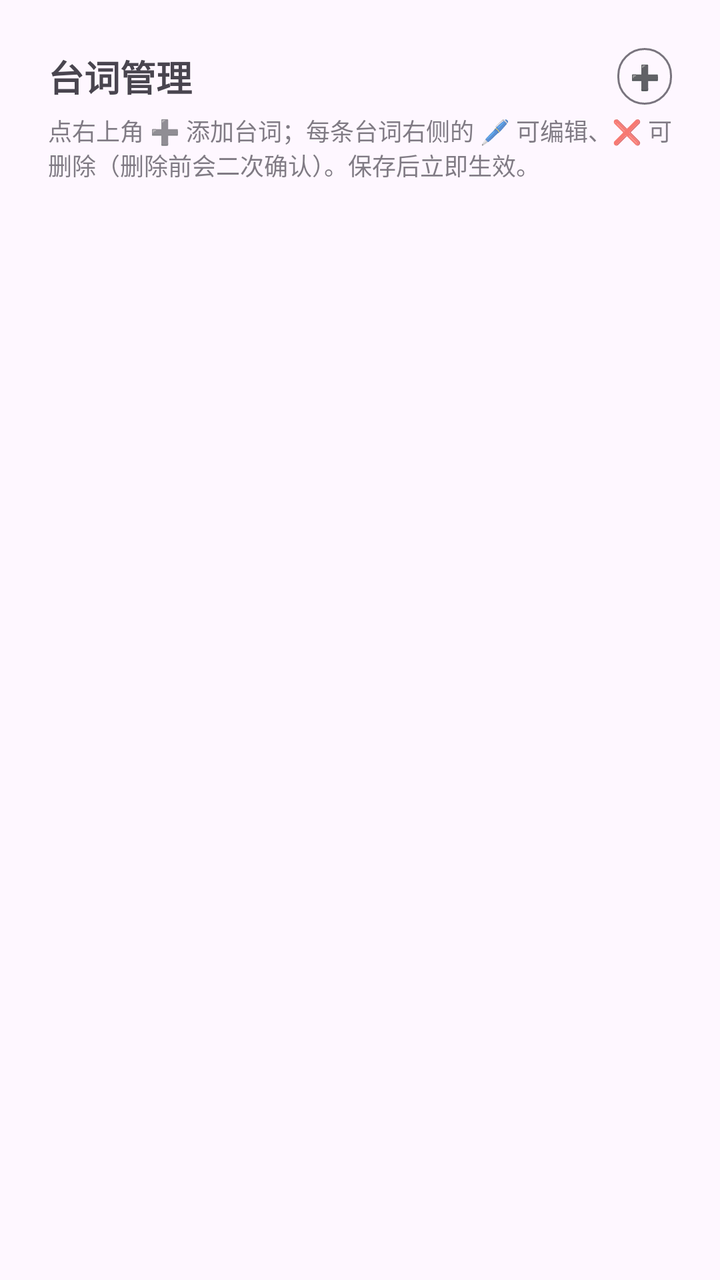
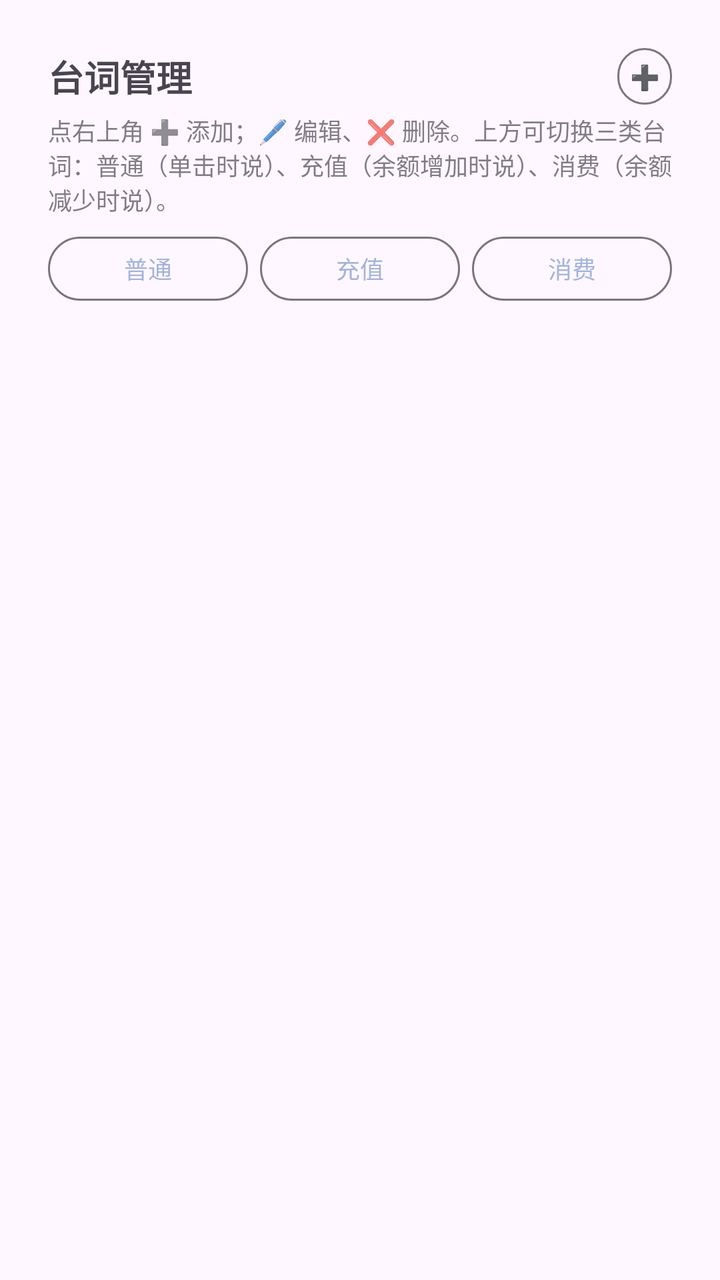

An Android layout rendered at two revisions. The XML below is the earlier revision; the diff shows what the commit changed to produce the second picture.
<!-- AndroidManifest.xml: application theme Theme.WhalePet -->
<!-- res/layout/page_lines.xml -->
<?xml version="1.0" encoding="utf-8"?>
<ScrollView xmlns:android="http://schemas.android.com/apk/res/android"
    android:layout_width="match_parent"
    android:layout_height="match_parent"
    android:fillViewport="true">

    <LinearLayout
        android:layout_width="match_parent"
        android:layout_height="wrap_content"
        android:orientation="vertical"
        android:padding="24dp">

        
        <LinearLayout
            android:layout_width="match_parent"
            android:layout_height="wrap_content"
            android:gravity="center_vertical"
            android:orientation="horizontal">

            <TextView
                android:layout_width="0dp"
                android:layout_height="wrap_content"
                android:layout_weight="1"
                android:text="@string/lines_title"
                android:textSize="18sp"
                android:textStyle="bold" />

            <Button
                android:id="@+id/btn_add_line"
                style="?attr/materialButtonOutlinedStyle"
                android:layout_width="wrap_content"
                android:layout_height="wrap_content"
                android:contentDescription="@string/add_line_hint"
                android:insetBottom="0dp"
                android:insetTop="0dp"
                android:minHeight="28dp"
                android:minWidth="0dp"
                android:paddingLeft="6dp"
                android:paddingRight="6dp"
                android:text="➕"
                android:textSize="12sp" />
        </LinearLayout>

        <TextView
            android:layout_width="match_parent"
            android:layout_height="wrap_content"
            android:layout_marginTop="4dp"
            android:alpha="0.7"
            android:text="@string/lines_hint"
            android:textSize="12sp" />

        <LinearLayout
            android:id="@+id/ll_lines"
            android:layout_width="match_parent"
            android:layout_height="wrap_content"
            android:layout_marginTop="12dp"
            android:orientation="vertical" />
    </LinearLayout>
</ScrollView>
<!-- resources referenced by this layout -->
<resources>
  <string name="add_line_hint">添加台词</string>
  <string name="lines_hint">点右上角 ➕ 添加台词；每条台词右侧的 🖊 可编辑、❌ 可删除（删除前会二次确认）。保存后立即生效。</string>
  <string name="lines_title">台词管理</string>
  <style name="Theme.WhalePet" parent="Theme.Material3.DayNight.NoActionBar">
          
          <item name="colorPrimary">#A2B4DD</item>
          <item name="colorOnPrimary">#FFFFFF</item>
          <item name="colorPrimaryContainer">#D6DEF2</item>
          <item name="colorOnPrimaryContainer">#22315E</item>
          <item name="android:statusBarColor">@android:color/transparent</item>
      </style>
</resources>

<!-- the commit's change to res/layout/page_lines.xml (unified diff, before → after) -->
@@ -49,6 +49,55 @@
             android:text="@string/lines_hint"
             android:textSize="12sp" />
 
+        
+        <LinearLayout
+            android:layout_width="match_parent"
+            android:layout_height="wrap_content"
+            android:layout_marginTop="10dp"
+            android:orientation="horizontal">
+
+            <Button
+                android:id="@+id/tab_line_normal"
+                style="?attr/materialButtonOutlinedStyle"
+                android:layout_width="0dp"
+                android:layout_height="wrap_content"
+                android:layout_weight="1"
+                android:insetBottom="0dp"
+                android:insetTop="0dp"
+                android:minHeight="32dp"
+                android:minWidth="0dp"
+                android:text="@string/line_type_normal"
+                android:textSize="12sp" />
+
+            <Button
+                android:id="@+id/tab_line_gain"
+                style="?attr/materialButtonOutlinedStyle"
+                android:layout_width="0dp"
+                android:layout_height="wrap_content"
+                android:layout_marginStart="6dp"
+                android:layout_weight="1"
+                android:insetBottom="0dp"
+                android:insetTop="0dp"
+                android:minHeight="32dp"
+                android:minWidth="0dp"
+                android:text="@string/line_type_gain"
+                android:textSize="12sp" />
+
+            <Button
+                android:id="@+id/tab_line_loss"
+                style="?attr/materialButtonOutlinedStyle"
+                android:layout_width="0dp"
+                android:layout_height="wrap_content"
+                android:layout_marginStart="6dp"
+                android:layout_weight="1"
+                android:insetBottom="0dp"
+                android:insetTop="0dp"
+                android:minHeight="32dp"
+                android:minWidth="0dp"
+                android:text="@string/line_type_loss"
+                android:textSize="12sp" />
+        </LinearLayout>
+
         <LinearLayout
             android:id="@+id/ll_lines"
             android:layout_width="match_parent"
<!-- resource entries referenced after the edit -->
@@ -1,7 +1,10 @@
 <!-- resources referenced by this layout -->
 <resources>
   <string name="add_line_hint">添加台词</string>
-  <string name="lines_hint">点右上角 ➕ 添加台词；每条台词右侧的 🖊 可编辑、❌ 可删除（删除前会二次确认）。保存后立即生效。</string>
+  <string name="line_type_gain">充值</string>
+  <string name="line_type_loss">消费</string>
+  <string name="line_type_normal">普通</string>
+  <string name="lines_hint">点右上角 ➕ 添加；🖊 编辑、❌ 删除。上方可切换三类台词：普通（单击时说）、充值（余额增加时说）、消费（余额减少时说）。</string>
   <string name="lines_title">台词管理</string>
   <style name="Theme.WhalePet" parent="Theme.Material3.DayNight.NoActionBar">
           
